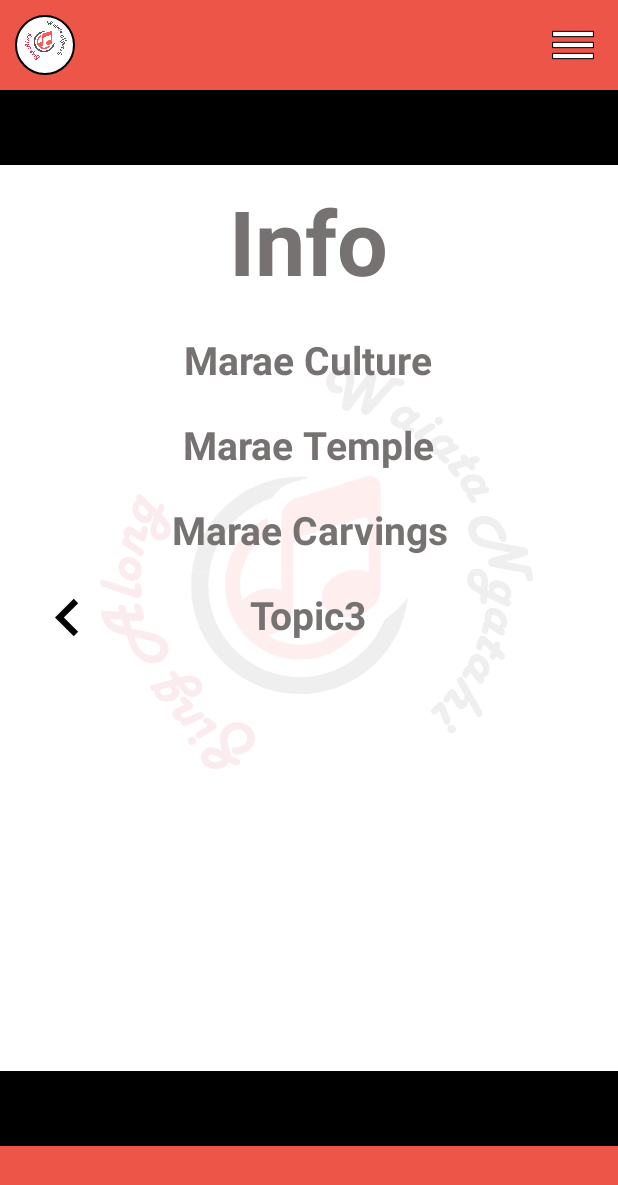
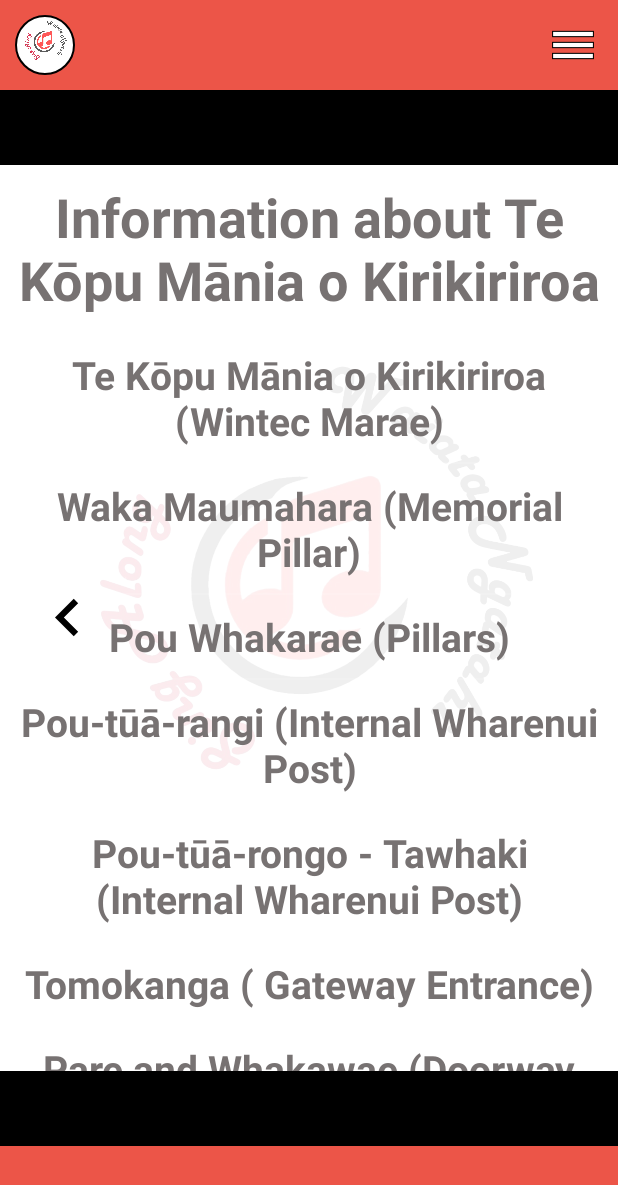
Before and after one commit to akhilgshine/SingAlong, an Android app: the screen it shows after launch (MainActivity), after a tap on an icon or button, on a phone screen of 412 x 824 dp. Shown: the top 1185 px of the screen. Run offline under Robolectric (Android 15) with nearby library versions, the phone set to English and light mode, and no system bars.

Commit message:
Edited the list to match the marae carving names and changed the title to the correct name for the marae. Also changed a couple of font sizes to make the names fit better.

```diff
--- a/app/src/main/java/com/example/singalong/MainActivity.java
+++ b/app/src/main/java/com/example/singalong/MainActivity.java
@@ -31,7 +31,10 @@ public class MainActivity extends AppCompatActivity {
     ImageView rightArrow, leftArrow;
     RelativeLayout listParent,contentParent;
 
-    String ARrayList[] = {"Info", "Marae Culture", "Marae Temple", "Marae Carvings", "Topic3"};
+    String ArrayList[] = {"Information about Te Kōpu Mānia o Kirikiriroa", "Te Kōpu Mānia o Kirikiriroa (Wintec Marae)",
+                          "Waka Maumahara (Memorial Pillar)", "Pou Whakarae (Pillars)", "Pou-tūā-rangi (Internal Wharenui Post)",
+                          "Pou-tūā-rongo - Tawhaki (Internal Wharenui Post)", "Tomokanga ( Gateway Entrance)", "Pare and Whakawae (Doorway Lintels)",
+                          "Kōrupe (Window Lintel)"};
 
     @Override
     protected void onCreate(Bundle savedInstanceState) {
@@ -45,7 +48,7 @@ public class MainActivity extends AppCompatActivity {
         listOfItem = findViewById(R.id.list_item);
         listParent = findViewById(R.id.listParent);
         contentParent = findViewById(R.id.contentParent);
-        DetailsAdapter adapter = new DetailsAdapter(this, ARrayList);
+        DetailsAdapter adapter = new DetailsAdapter(this, ArrayList);
         listOfItem.setAdapter(adapter);
 
 
@@ -129,7 +132,7 @@ public class MainActivity extends AppCompatActivity {
 
             if (position == 0) {
                 // if section header
-                tvSectionTitle.setTextSize(60f);
+                tvSectionTitle.setTextSize(36f);
 
             } else {
                 // if item
--- a/app/src/main/res/layout/list_row.xml
+++ b/app/src/main/res/layout/list_row.xml
@@ -3,14 +3,15 @@
     android:orientation="vertical" android:layout_width="match_parent"
     android:layout_height="match_parent"
     android:gravity="center">
+
     <TextView
+        android:id="@+id/itemText"
         android:layout_width="wrap_content"
         android:layout_height="wrap_content"
-        android:id="@+id/itemText"
+        android:gravity="center"
+        android:padding="10dp"
+        android:textColor="@color/colorGrey"
         android:textSize="26sp"
-        android:padding="10dp"
-        android:textStyle="bold"
-        android:gravity="center"
-        android:textColor="@color/colorGrey"/>
+        android:textStyle="bold" />
 
 </LinearLayout>
```
